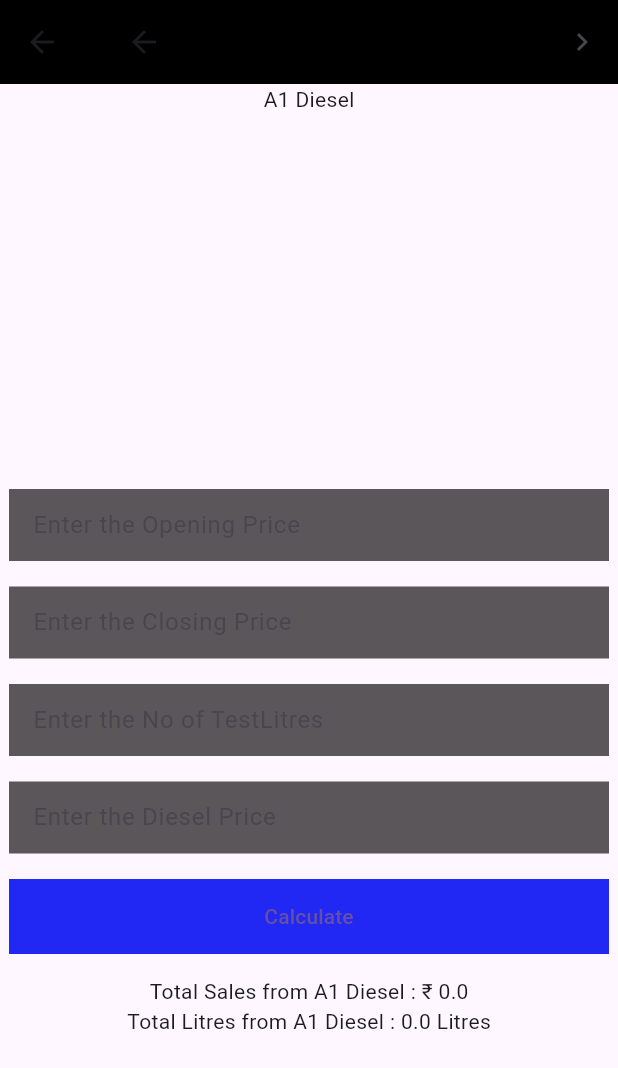
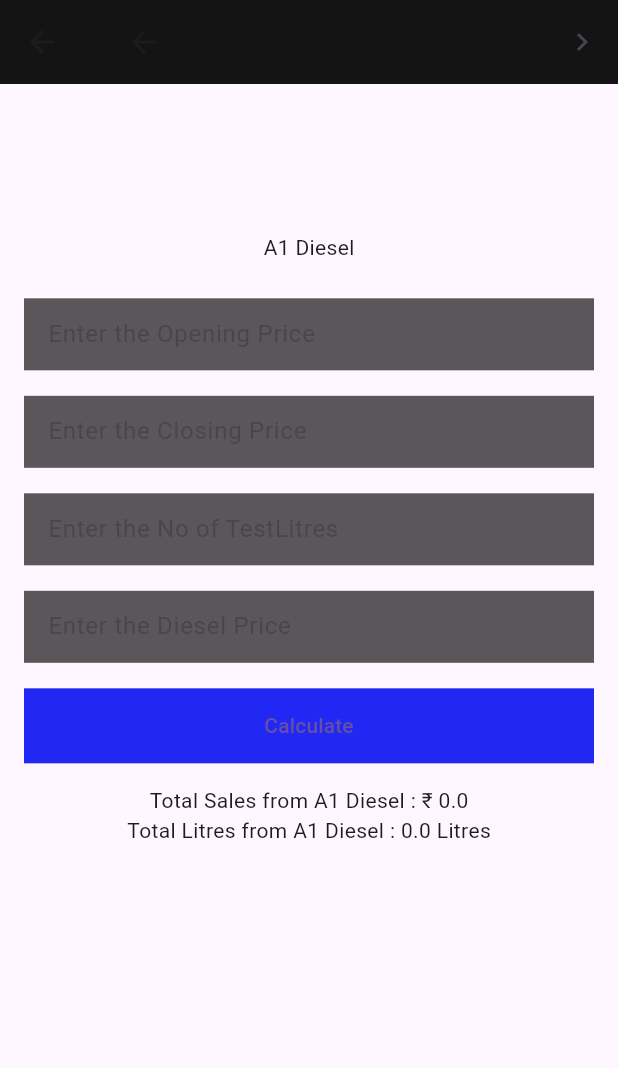
Before and after one commit to BharaniVel/FuelFire, a Flutter app: the Homescreen screen opened directly, after a tap on "A1 Diesel", on a phone screen of 412 x 824 dp. Shown: the top 1068 px of the screen. Run offline on Flutter 3.47's test engine with Material 3 defaults, Android fonts, the phone set to English and light mode, and no system bars; our stand-ins replace firebase_auth, firebase_core; missing offline and left inert: gsheets; accounts and stored records are empty; key blocks and very long unbroken strings in the code were emptied for the run.

Commit message:
Final version of the app is built and is released as V1

```diff
--- a/lib/Homepage/homepage.dart
+++ b/lib/Homepage/homepage.dart
@@ -39,8 +39,8 @@ class _HomescreenState extends State<Homescreen> {
         onPageChanged: pagechanged,
       ),
       bottomNavigationBar: CupertinoTabBar(
-        backgroundColor: Colors.black,
-        height: 80,
+        backgroundColor: const Color.fromARGB(255, 20, 20, 20),
+        height: MediaQuery.of(context).size.height * 0.068,
         items: [
           BottomNavigationBarItem(
             icon: Icon(
--- a/lib/Homepage/homeviewpage.dart
+++ b/lib/Homepage/homeviewpage.dart
@@ -1,3 +1,4 @@
+import 'package:flutter/cupertino.dart';
 import 'package:flutter/material.dart';
 import 'package:fuelfire/resources/homepagecard.dart';
 import 'package:intl/intl.dart';
@@ -16,10 +17,10 @@ class Homepageview extends StatelessWidget {
           children: [
             Container(
               alignment: Alignment.bottomLeft,
-              padding: const EdgeInsets.only(
-                top: 30,
-                left: 10,
-                bottom: 30,
+              padding: EdgeInsets.only(
+                top: MediaQuery.of(context).size.height * 0.03,
+                left: MediaQuery.of(context).size.width * 0.04,
+                bottom: MediaQuery.of(context).size.height * 0.01,
               ),
               child: Text(
                 formattedDate,
@@ -30,7 +31,7 @@ class Homepageview extends StatelessWidget {
                 ),
               ),
             ),
-            const SizedBox(height: 15),
+            const SizedBox(height: 5),
             ..._buildHomeScreenCards(),
           ],
         ),
--- a/lib/main.dart
+++ b/lib/main.dart
@@ -27,6 +27,8 @@ double b2price = 0;
 double a2PetrolPrice = 0;
 double a2petrollitres = 0;
 double a2opening = 0;
+double a2dupclosing = 0;
+double a2dupopening = 0;
 double a2closinig = 0;
 double a2test = 0;
 double a2price = 0;
--- a/lib/pages/dieselpage.dart
+++ b/lib/pages/dieselpage.dart
@@ -1,3 +1,4 @@
+import 'package:flutter/cupertino.dart';
 import 'package:flutter/material.dart';
 import 'package:fuelfire/Homepage/homepage.dart';
 import 'package:fuelfire/main.dart';
@@ -33,7 +34,7 @@ class _DieselPageState extends State<DieselPage> {
   Widget build(BuildContext context) {
     return Scaffold(
       appBar: AppBar(
-          backgroundColor: Colors.black,
+        backgroundColor: const Color.fromARGB(255, 20, 20, 20),
         centerTitle: false,
         title: IconButton(
           onPressed: () {
@@ -42,9 +43,11 @@ class _DieselPageState extends State<DieselPage> {
               totaldiesellitres = 0;
             });
             Navigator.of(context).pushReplacement(MaterialPageRoute(
-                    builder: (context) => const Homescreen()));
+              builder: (context) => const Homescreen(),
+            ));
           },
-              icon: const Icon(Icons.arrow_back)),
+          icon: const Icon(Icons.arrow_back),
+        ),
         actions: [
           IconButton(
             onPressed: () {
@@ -54,46 +57,48 @@ class _DieselPageState extends State<DieselPage> {
               });
               if (widget.title == 'A1 Diesel') {
                 Navigator.of(context).pushReplacement(MaterialPageRoute(
-                        builder: (context) =>
-                            const PetrolPage(title: 'A1 Petrol')));
+                  builder: (context) => const PetrolPage(title: 'A1 Petrol'),
+                ));
               }
               if (widget.title == 'B1 Diesel') {
                 Navigator.of(context).pushReplacement(MaterialPageRoute(
-                        builder: (context) =>
-                            const PetrolPage(title: 'B2 Petrol')));
+                  builder: (context) => const PetrolPage(title: 'B2 Petrol'),
+                ));
               }
             },
-                icon: const Icon(Icons.navigate_next))
+            icon: const Icon(Icons.navigate_next),
+          )
         ],
       ),
       body: SingleChildScrollView(
-          child: Center(
         child: Column(
           children: [
+            SizedBox(
+                height: MediaQuery.of(context).size.height *
+                    0.12), // Adjust the height as needed
+            Center(
+              child: Padding(
+                padding: const EdgeInsets.symmetric(horizontal: 16.0),
+                child: Column(
+                  mainAxisAlignment: MainAxisAlignment.center,
+                  children: [
                     Text(widget.title),
-                const SizedBox(
-                  height: 250,
-                ),
+                    const SizedBox(height: 24),
                     CalculatePage(
-                    controller: openingprice, text: 'Enter the Opening Price'),
-                const SizedBox(
-                  height: 15,
-                ),
+                        controller: openingprice,
+                        text: 'Enter the Opening Price'),
+                    const SizedBox(height: 15),
                     CalculatePage(
-                    controller: closingprice, text: 'Enter the Closing Price'),
-                const SizedBox(
-                  height: 15,
-                ),
+                        controller: closingprice,
+                        text: 'Enter the Closing Price'),
+                    const SizedBox(height: 15),
                     CalculatePage(
-                    controller: testlitre, text: 'Enter the No of TestLitres'),
-                const SizedBox(
-                  height: 15,
-                ),
+                        controller: testlitre,
+                        text: 'Enter the No of TestLitres'),
+                    const SizedBox(height: 15),
                     CalculatePage(
                         controller: dieslprice, text: 'Enter the Diesel Price'),
-                const SizedBox(
-                  height: 15,
-                ),
+                    const SizedBox(height: 15),
                     SizedBox(
                       height: 50,
                       width: 400,
@@ -132,8 +137,9 @@ class _DieselPageState extends State<DieselPage> {
                         },
                         style: ButtonStyle(
                           backgroundColor: MaterialStateProperty.all(
-                          Color.fromARGB(255, 33, 40, 243)),
-                      shape: MaterialStateProperty.all<RoundedRectangleBorder>(
+                              const Color.fromARGB(255, 33, 40, 243)),
+                          shape:
+                              MaterialStateProperty.all<RoundedRectangleBorder>(
                             const RoundedRectangleBorder(
                               borderRadius: BorderRadius.zero,
                             ),
@@ -150,6 +156,10 @@ class _DieselPageState extends State<DieselPage> {
                   ],
                 ),
               ),
-        ));
+            ),
+          ],
+        ),
+      ),
+    );
   }
 }
--- a/lib/resources/homepagecard.dart
+++ b/lib/resources/homepagecard.dart
@@ -46,19 +46,20 @@ class Homescreencard extends StatelessWidget {
         }
       },
       child: Stack(
+        alignment: Alignment.center,
         children: [
           Container(
-            width: MediaQuery.of(context).size.width * 1,
-            height: MediaQuery.of(context).size.height * 0.12,
+            height: MediaQuery.of(context).size.height * 0.10,
+            width: MediaQuery.of(context).size.width * 0.95,
             decoration: BoxDecoration(
               borderRadius: BorderRadius.circular(20),
               color: color,
             ),
           ),
           Container(
-            padding: const EdgeInsets.only(
-              top: 40,
-              left: 20,
+            padding: EdgeInsets.only(
+              top: MediaQuery.of(context).size.height * 0.01,
+              left: MediaQuery.of(context).size.width * 0.07,
             ),
             alignment: Alignment.topLeft,
             child: Text(
--- a/lib/resources/viewcard.dart
+++ b/lib/resources/viewcard.dart
@@ -20,39 +20,45 @@ class Viewcard extends StatelessWidget {
           width: MediaQuery.of(context).size.width * 0.45,
           decoration: BoxDecoration(
             borderRadius: BorderRadius.circular(20),
-            color: Colors.white,
+            color: const Color.fromARGB(255, 242, 247, 255),
           ),
         ),
         Positioned(
-          top: 30, // Adjust this value to position the text as desired
-          left: 20, // Adjust this value to position the text as desired
+          top: MediaQuery.of(context).size.height *
+              0.025, // Adjust this value to position the text as desired
+          left: MediaQuery.of(context).size.width *
+              0.05, // Adjust this value to position the text as desired
           child: Text(
             text,
+            style: TextStyle(
+                fontSize: MediaQuery.of(context).size.height * 0.02,
+                fontWeight: FontWeight.w900,
+                color: Colors.black,
+                letterSpacing: 0.8),
+          ),
+        ),
+        Positioned(
+          top: MediaQuery.of(context).size.height *
+              0.07, // Adjust this value to position the text as desired
+          left: MediaQuery.of(context).size.width *
+              0.035, // Adjust this value to position the text as desired
+          child: Text(
+            " Sales: ₹ $sales",
             style: const TextStyle(
-              fontSize: 20,
-              fontWeight: FontWeight.w900,
+              fontSize: 18,
               color: Colors.black,
             ),
           ),
         ),
         Positioned(
-          top: 70, // Adjust this value to position the text as desired
-          left: 14, // Adjust this value to position the text as desired
-          child: Text(
-            " Sales: ₹ $sales",
-            style: const TextStyle(
-              fontSize: 20,
-              color: Colors.black,
-            ),
-          ),
-        ),
-        Positioned(
-          top: 110, // Adjust this value to position the text as desired
-          left: 14, // Adjust this value to position the text as desired
+          top: MediaQuery.of(context).size.height *
+              0.11, // Adjust this value to position the text as desired
+          left: MediaQuery.of(context).size.width *
+              0.035, // Adjust this value to position the text as desired // Adjust this value to position the text as desired
           child: Text(
             " Litres : $litres L",
             style: const TextStyle(
-              fontSize: 20,
+              fontSize: 18,
               color: Colors.black,
             ),
           ),
--- a/lib/totlaview/totalviewpage.dart
+++ b/lib/totlaview/totalviewpage.dart
@@ -1,16 +1,31 @@
-import 'package:flutter/cupertino.dart';
 import 'package:flutter/material.dart';
-import 'package:flutter/widgets.dart';
-import 'package:fuelfire/gsheet/UserSheets.dart';
 import 'package:fuelfire/gsheet/userfields.dart';
 import 'package:fuelfire/main.dart';
+import 'package:fuelfire/resources/showsnackbar.dart';
 import 'package:fuelfire/resources/viewcard.dart';
 
-class TotalViewPage extends StatelessWidget {
+class TotalViewPage extends StatefulWidget {
   const TotalViewPage({Key? key}) : super(key: key);
 
   @override
+  State<TotalViewPage> createState() => _TotalViewPageState();
+}
+
+class _TotalViewPageState extends State<TotalViewPage> {
+  @override
   Widget build(BuildContext context) {
+    Future uploadData() async {
+      String res = 'Success';
+      showSnackBar('Uploading.....', context);
+      UserFields user = UserFields();
+      String res1 = await user.inputdata();
+      if (res == res1) {
+        showSnackBar('GSheets has been uploaded', context);
+      } else {
+        showSnackBar("It has not been uploaded", context);
+      }
+    }
+
     double totalsales = a1PetrolPrice +
         a2PetrolPrice +
         b2PetrolPrice +
@@ -35,9 +50,11 @@ class TotalViewPage extends StatelessWidget {
                     color: Color.fromARGB(255, 60, 106, 37),
                   ),
                 ),
-                const Positioned(
-                  top: 30, // Adjust this value to position the text as desired
-                  left: 20, // Adjust this value to position the text as desired
+                Positioned(
+                  top: MediaQuery.of(context).size.height *
+                      0.03, // Positioning for "Total Sales" text
+                  left: MediaQuery.of(context).size.width *
+                      0.05, // Adjust this value as needed
                   child: Text(
                     'Total Sales',
                     style: TextStyle(
@@ -49,8 +66,10 @@ class TotalViewPage extends StatelessWidget {
                   ),
                 ),
                 Positioned(
-                  top: 90, // Adjust this value to position the text as desired
-                  left: 12, // Adjust this value to position the text as desired
+                  top: MediaQuery.of(context).size.height *
+                      0.09, // Positioning for sales display text
+                  left: MediaQuery.of(context).size.width *
+                      0.03, // Adjust this value as needed
                   child: Text(
                     " ₹ $totalsales",
                     style: const TextStyle(
@@ -65,7 +84,7 @@ class TotalViewPage extends StatelessWidget {
               height: 15,
             ),
             Padding(
-              padding: EdgeInsets.only(left: 12),
+              padding: const EdgeInsets.only(left: 12),
               child: Row(
                 children: [
                   Viewcard(
@@ -141,26 +160,49 @@ class TotalViewPage extends StatelessWidget {
                   const SizedBox(
                     width: 20,
                   ),
-                  Stack(children: [
-                    GestureDetector(
-                      onTap: () async {
-                        UserFields userFields = UserFields();
-                        await userFields.inputdata();
+                  Stack(
+                    children: [
+                      TextButton(
+                        onPressed: () {
+                          showDialog(
+                            context: context,
+                            builder: (BuildContext context) {
+                              return AlertDialog(
+                                title: const Text('Confirmation'),
+                                content: const Text(
+                                    'Are you sure want to upload to GSheet?'),
+                                actions: [
+                                  TextButton(
+                                    onPressed: () async {
+                                      Navigator.pop(context);
+                                      uploadData();
+                                    },
+                                    child: const Text('Yes'),
+                                  ),
+                                  TextButton(
+                                    onPressed: () {
+                                      Navigator.of(context)
+                                          .pop(); // Close the dialog
+                                    },
+                                    child: const Text('Cancel'),
+                                  ),
+                                ],
+                              );
+                            },
+                          );
                         },
                         child: Container(
-                        height: MediaQuery.of(context).size.height * 0.18,
-                        width: MediaQuery.of(context).size.width * 0.45,
+                          height: MediaQuery.of(context).size.height * 0.14,
+                          width: MediaQuery.of(context).size.width * 0.4,
                           decoration: BoxDecoration(
                             borderRadius: BorderRadius.circular(20),
-                          color: Color.fromARGB(255, 9, 121, 232),
+                            color: const Color.fromARGB(255, 9, 121, 232),
                           ),
-                      ),
-                    ),
-                    const Positioned(
-                      top:
-                          30, // Adjust this value to position the text as desired
-                      left:
-                          20, // Adjust this value to position the text as desired
+                          child: const Stack(
+                            children: [
+                              Positioned(
+                                top: 45,
+                                left: 45,
                                 child: Text(
                                   'Upload',
                                   style: TextStyle(
@@ -170,7 +212,15 @@ class TotalViewPage extends StatelessWidget {
                                   ),
                                 ),
                               ),
-                  ]),
+                            ],
+                          ),
+                        ),
+                      ),
+                    ],
+                  ),
+                  const SizedBox(
+                    height: 20,
+                  )
                 ],
               ),
             ),
```
Also changed, not shown: lib/gsheet/userfields.dart (+19 -9 lines), lib/login/loginpage.dart (+18 -19 lines), lib/pages/oilpage.dart (+12 -5 lines), lib/pages/petrolpage.dart (+13 -5 lines), lib/pages/powerpetrolpage.dart (+15 -6 lines), lib/resources/showsnackbar.dart (added, +9 -0 lines), 1 other file. Lines whose indentation alone changed are shown as unchanged.
